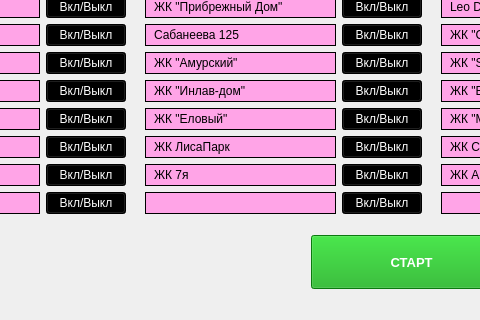
Above: design_2.ui from gorod-old/DesktopIntervalParser before the change; both pictures show x 458 to 938 and y 664 to 984 of the 1186 by 984 pixel window. Below: the same form after it.
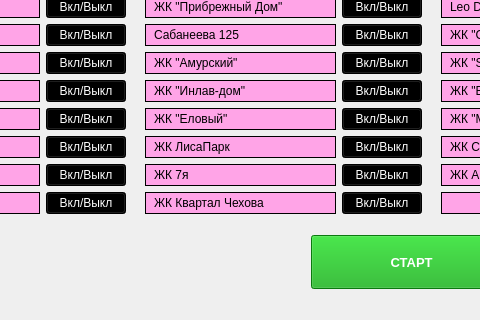
That is the form after the change.

```diff
--- a/design_2.ui
+++ b/design_2.ui
@@ -2262,7 +2262,7 @@
 border: 1px solid;</string>
             </property>
             <property name="text">
-             <string/>
+             <string>ЖК Квартал Чехова</string>
             </property>
            </widget>
           </item>
```
